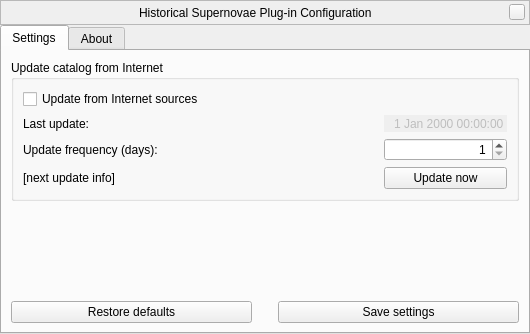
Old version of the form plugins/Supernovae/src/gui/supernovaeDialog.ui in the repository Stellarium/stellarium.
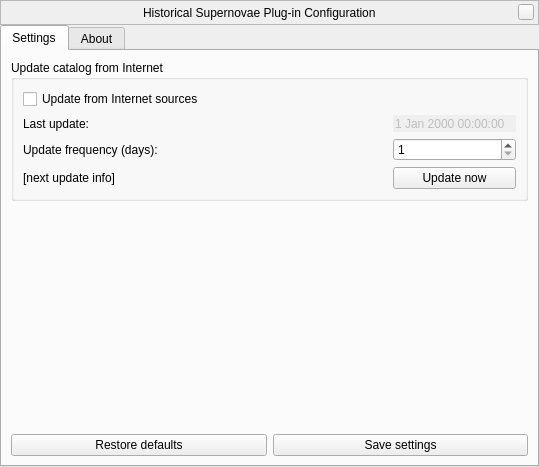
New version of the form. Custom widgets are drawn as their Qt base class.

Diff of the .ui file:
```diff
--- a/plugins/Supernovae/src/gui/supernovaeDialog.ui
+++ b/plugins/Supernovae/src/gui/supernovaeDialog.ui
@@ -6,8 +6,8 @@
    <rect>
     <x>0</x>
     <y>0</y>
-    <width>530</width>
-    <height>334</height>
+    <width>539</width>
+    <height>467</height>
    </rect>
   </property>
   <property name="windowTitle">
@@ -178,9 +178,6 @@
               <property name="frame">
                <bool>false</bool>
               </property>
-              <property name="alignment">
-               <set>Qt::AlignRight|Qt::AlignTrailing|Qt::AlignVCenter</set>
-              </property>
               <property name="buttonSymbols">
                <enum>QAbstractSpinBox::NoButtons</enum>
               </property>
@@ -195,9 +192,6 @@
             </item>
             <item row="1" column="2">
              <widget class="QSpinBox" name="updateFrequencySpinBox">
-              <property name="alignment">
-               <set>Qt::AlignRight|Qt::AlignTrailing|Qt::AlignVCenter</set>
-              </property>
               <property name="minimum">
                <number>1</number>
               </property>
@@ -269,22 +263,6 @@
            </property>
           </widget>
          </item>
-         <item>
-          <spacer name="horizontalSpacer_2">
-           <property name="orientation">
-            <enum>Qt::Horizontal</enum>
-           </property>
-           <property name="sizeType">
-            <enum>QSizePolicy::Fixed</enum>
-           </property>
-           <property name="sizeHint" stdset="0">
-            <size>
-             <width>20</width>
-             <height>20</height>
-            </size>
-           </property>
-          </spacer>
-         </item>
          <item>
           <widget class="QPushButton" name="saveSettingsButton">
            <property name="sizePolicy">
```
